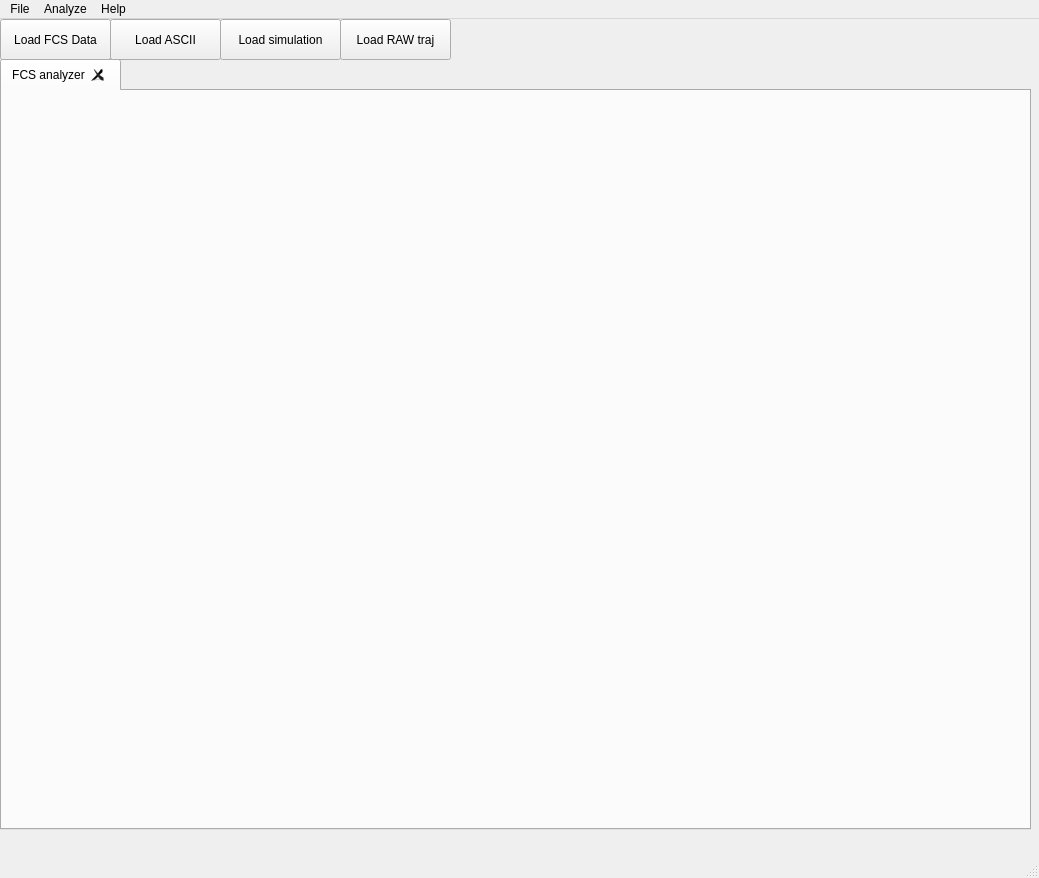
Above: Main_analyzer.ui from marras/FCS-analyzer before the change. Below: the same form after it.
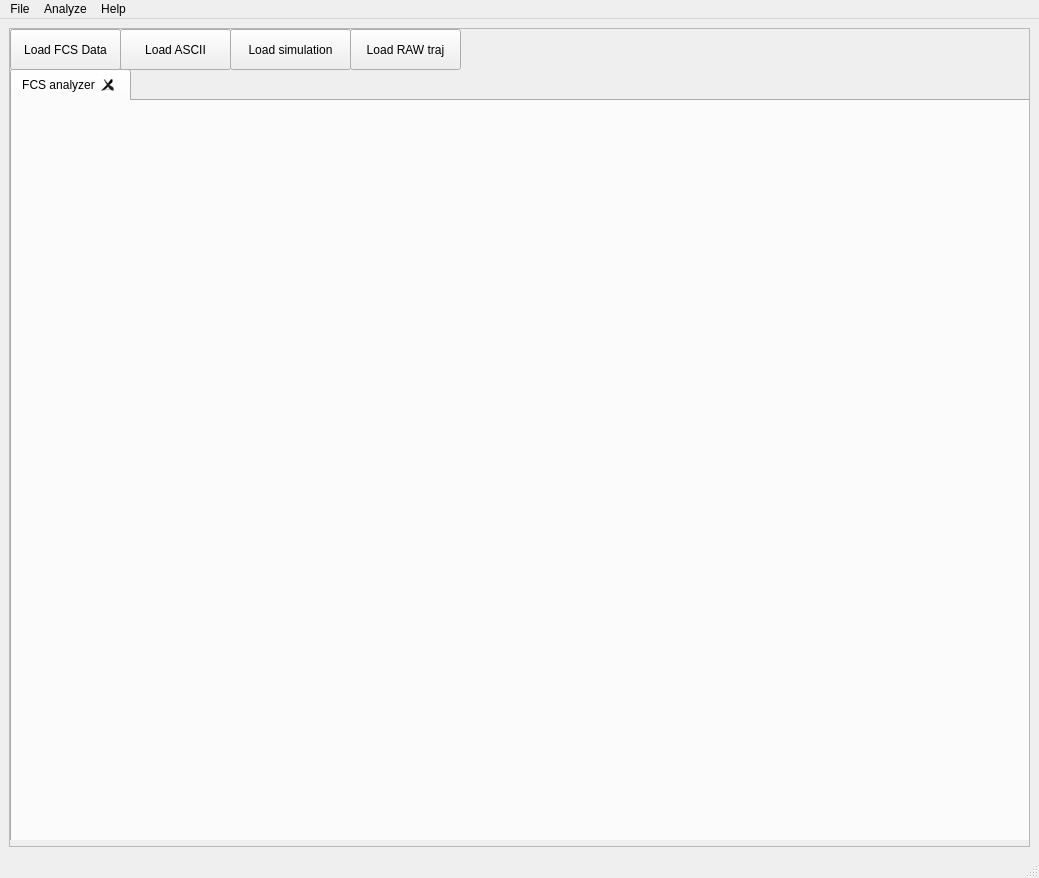
That is the form after the change.

Commit message: add scroll area to UI

Diff of the .ui file:
```diff
--- a/Main_analyzer.ui
+++ b/Main_analyzer.ui
@@ -10,17 +10,41 @@
     <height>878</height>
    </rect>
   </property>
+  <property name="sizePolicy">
+   <sizepolicy hsizetype="Maximum" vsizetype="Maximum">
+    <horstretch>0</horstretch>
+    <verstretch>0</verstretch>
+   </sizepolicy>
+  </property>
   <property name="windowTitle">
    <string>FCS analyzer (c) MW 2009</string>
   </property>
   <widget class="QWidget" name="centralwidget">
+   <layout class="QVBoxLayout" name="verticalLayout">
+    <item>
+     <widget class="QScrollArea" name="scrollArea">
+      <property name="widgetResizable">
+       <bool>false</bool>
+      </property>
+      <widget class="QWidget" name="scrollAreaWidgetContents">
+       <property name="geometry">
+        <rect>
+         <x>0</x>
+         <y>0</y>
+         <width>1019</width>
+         <height>811</height>
+        </rect>
+       </property>
+       <property name="layoutDirection">
+        <enum>Qt::LeftToRight</enum>
+       </property>
    <widget class="QTabWidget" name="tabWidget">
     <property name="geometry">
      <rect>
       <x>0</x>
       <y>40</y>
-      <width>1031</width>
-      <height>771</height>
+          <width>1041</width>
+          <height>801</height>
      </rect>
     </property>
     <property name="currentIndex">
@@ -61,25 +85,6 @@
      <string>Load ASCII</string>
     </property>
    </widget>
-   <widget class="QPushButton" name="butLoadRAW">
-    <property name="enabled">
-     <bool>true</bool>
-    </property>
-    <property name="geometry">
-     <rect>
-      <x>340</x>
-      <y>0</y>
-      <width>111</width>
-      <height>41</height>
-     </rect>
-    </property>
-    <property name="text">
-     <string>Load RAW traj</string>
-    </property>
-    <property name="checkable">
-     <bool>false</bool>
-    </property>
-   </widget>
    <widget class="QPushButton" name="butLoadSimul">
     <property name="enabled">
      <bool>true</bool>
@@ -99,6 +104,29 @@
      <bool>false</bool>
     </property>
    </widget>
+       <widget class="QPushButton" name="butLoadRAW">
+        <property name="enabled">
+         <bool>true</bool>
+        </property>
+        <property name="geometry">
+         <rect>
+          <x>340</x>
+          <y>0</y>
+          <width>111</width>
+          <height>41</height>
+         </rect>
+        </property>
+        <property name="text">
+         <string>Load RAW traj</string>
+        </property>
+        <property name="checkable">
+         <bool>false</bool>
+        </property>
+       </widget>
+      </widget>
+     </widget>
+    </item>
+   </layout>
   </widget>
   <widget class="QMenuBar" name="menubar">
    <property name="geometry">
```
Lines whose indentation alone changed are shown as unchanged. The commit also changes 2 other files.
